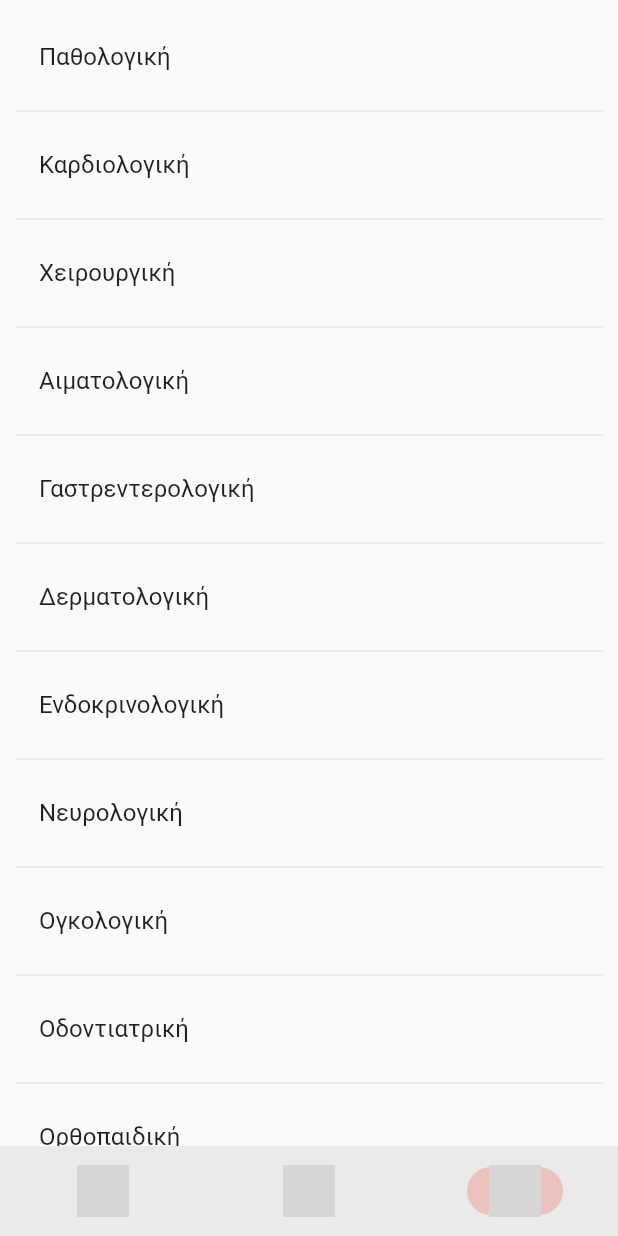
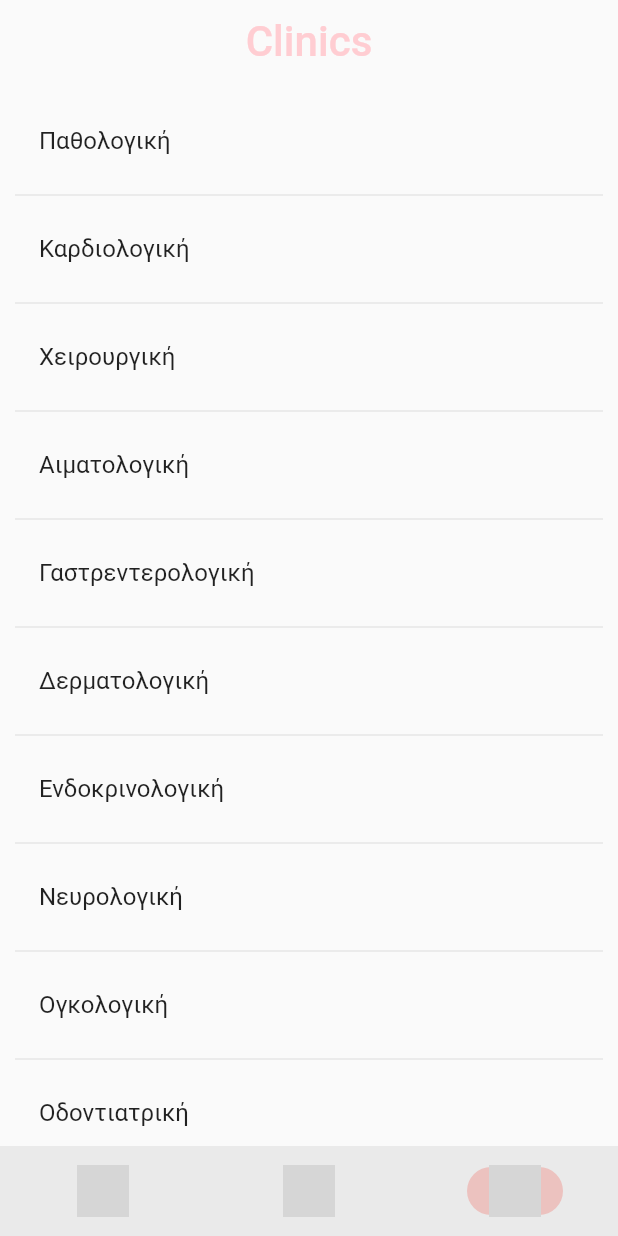
Before and after one commit to iliasdodoros/MED.me, a Flutter app: the screen it shows after launch, item 3 of the bottom bar chosen, on a phone screen of 412 x 824 dp. Run offline on Flutter 3.47's test engine with Material 2 defaults, Android fonts, the phone set to English and light mode, and no system bars; our stand-ins replace google_maps_flutter, location, table_calendar; missing offline and left inert: maps_launcher; grey boxes are pictures that could not be loaded.

Commit message:
hospitalpage still in development

```diff
--- a/lib/hospitalpage.dart
+++ b/lib/hospitalpage.dart
@@ -1,3 +1,5 @@
+import 'dart:convert';
+
 import 'package:flutter/material.dart';
 
 class HospitalPage extends StatefulWidget {
@@ -32,12 +34,30 @@ class _HospitalPage extends State<HospitalPage> {
     setState(() {
       currentPageIndex = index;
     });
+    Navigator.push(
+      context,
+      MaterialPageRoute(
+          builder: (context) => Hospitals(
+                currentPageIndex: currentPageIndex,
+              )),
+    );
   }
 
   @override
   Widget build(BuildContext context) {
-    if (currentPageIndex == 1) {
-      return ListView.separated(
+    return Scaffold(
+        appBar: AppBar(
+          elevation: 0,
+          iconTheme: IconThemeData(color: Theme.of(context).primaryColorLight),
+          centerTitle: true,
+          backgroundColor: Theme.of(context).canvasColor,
+          title: Text(
+            "Clinics",
+            style: TextStyle(
+                fontSize: 28, color: Theme.of(context).primaryColorLight),
+          ),
+        ),
+        body: ListView.separated(
           padding: const EdgeInsets.all(10),
           itemCount: clinics.length,
           itemBuilder: (BuildContext context, int counter) {
@@ -50,13 +70,36 @@ class _HospitalPage extends State<HospitalPage> {
           separatorBuilder: (BuildContext context, int index) => const Divider(
             thickness: 0,
           ),
-      );
-    } else {
-      return const Scaffold(
+        ));
+  }
+}
+
+const jsondata = '{ "hospitals": [ "Γενικό Κρατικό","Στρατιωτικό Νοσοκομείο"]}';
+// const jsondata = '{ "hospitals": "Γενικό Κρατικό"}';
+
+class Hospitals extends StatelessWidget {
+  Hospitals({super.key, required this.currentPageIndex});
+
+  final hospitallist = jsonDecode(jsondata);
+  final int currentPageIndex;
+
+  @override
+  Widget build(BuildContext context) {
+    return Scaffold(
+      appBar: AppBar(
+        elevation: 0,
+        iconTheme: IconThemeData(color: Theme.of(context).primaryColorLight),
+        centerTitle: true,
+        backgroundColor: Theme.of(context).canvasColor,
+        title: Text(
+          "Hospitals",
+          style: TextStyle(
+              fontSize: 28, color: Theme.of(context).primaryColorLight),
+        ),
+      ),
       body: Center(
-          child: Text('Hospital Page'),
+        child: Text('''${hospitallist['hospitals'][1]}'''),
       ),
     );
   }
 }
-}
```
Lines whose indentation alone changed are shown as unchanged.
